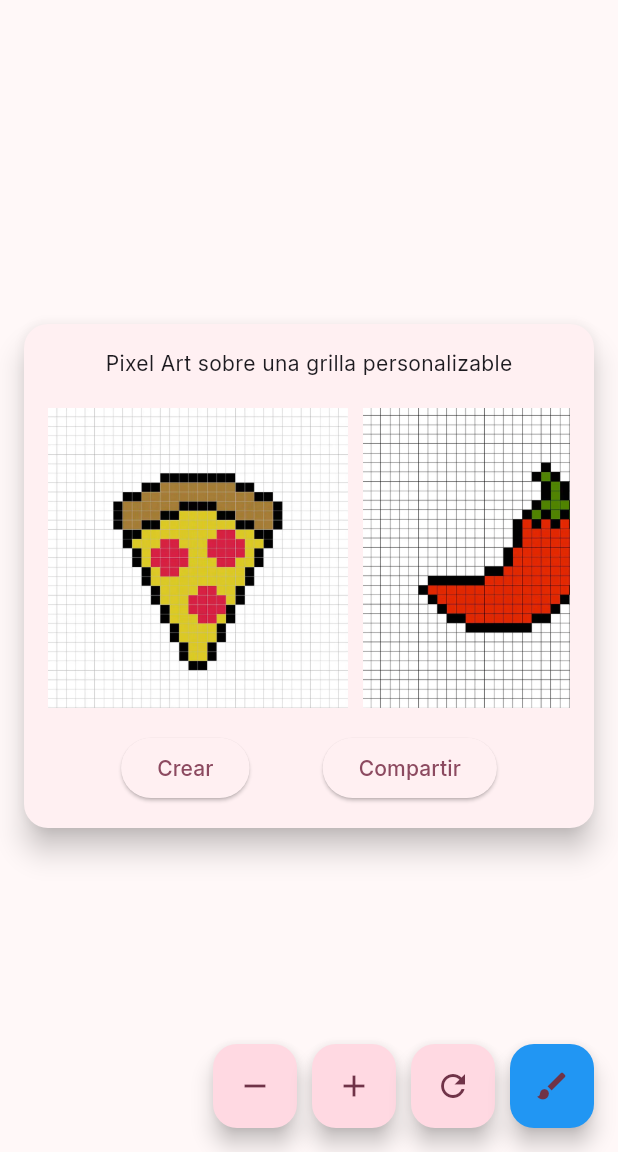
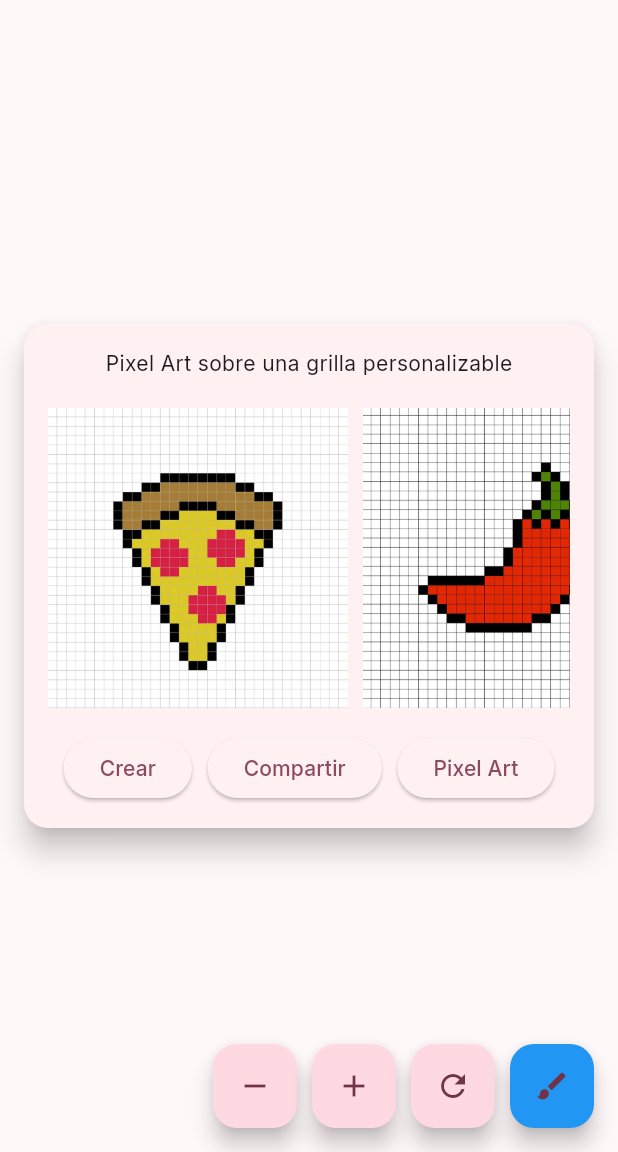
Before and after one commit to FernandaCatalan/3479A321_2022479011_, a Flutter app: the screen it shows after launch, on a phone screen of 412 x 824 dp, the part 84-1236 px from its top. Run offline on Flutter 3.47's test engine with Material 3 defaults, Android fonts, the phone set to English and light mode, and no system bars; our stand-ins replace google_fonts, logger.

Commit message:
Avance en clases

```diff
--- a/lib/main.dart
+++ b/lib/main.dart
@@ -26,5 +26,16 @@ class MyApp extends StatelessWidget {
       home: const MyHomePage(title: '2022479011'),
       //home: ListArtScreen(),
     );
+
+    return ChangeNotifier<AppData>(
+      create: (context) => AppData(),
+      child: MaterialApp(
+        title: 'MyApp',
+        theme: ThemeData(
+          primarySwatch: Colors.blue,
+        ),
+        home: MyHomePage(title: 'Flutter Demo Home Page'),
+      ),
+    );
   }
 }
--- a/lib/pages/home_page.dart
+++ b/lib/pages/home_page.dart
@@ -3,6 +3,7 @@ import 'package:logger/logger.dart';
 import 'list_art.dart';
 import 'about.dart';
 import 'list_creation.dart';
+import 'pixel_art_screen.dart';
 
 class MyHomePage extends StatefulWidget {
   const MyHomePage({super.key, required this.title});
@@ -54,24 +55,28 @@ class _MyHomePageState extends State<MyHomePage> {
       mainAxisAlignment: MainAxisAlignment.end,
       children: <Widget>[
         FloatingActionButton(
+          heroTag: "Decrement",
           onPressed: _decrementCounter,
           tooltip: 'Decrement',
           child: const Icon(Icons.remove),
         ),
         const SizedBox(width: 10), // Espacio entre los botones
         FloatingActionButton(
+          heroTag: "Increment",
           onPressed: _incrementCounter,
           tooltip: 'Increment',
           child: const Icon(Icons.add),
         ),
         const SizedBox(width: 10), // Espacio entre los botones
         FloatingActionButton(
+          heroTag: "Restart",
           onPressed: _restartCounter,
           tooltip: 'Restart',
           child: const Icon(Icons.refresh),
         ),
         const SizedBox(width: 10), // Espacio entre los botones
         FloatingActionButton(
+          heroTag: "ChangeColor",
           onPressed: _changeColor,
           backgroundColor: _color,
           tooltip: 'ChangeColor',
@@ -158,6 +163,15 @@ class _MyHomePageState extends State<MyHomePage> {
                       },
                       child: const Text('Compartir'),
                     ),
+                    ElevatedButton(
+                      onPressed: (){
+                        Navigator.push(
+                          context,
+                          MaterialPageRoute(builder: (context) => const PixelArtScreen()),
+                        );
+                      },
+                      child: const Text('Pixel Art'),
+                    ),
                   ],
                 ),
               ],
--- a/pubspec.yaml
+++ b/pubspec.yaml
@@ -37,6 +37,7 @@ dependencies:
   # Use with the CupertinoIcons class for iOS style icons.
   cupertino_icons: ^1.0.8
   logger: ^2.6.1
+  provider: ^6.1.5+1
 
 dev_dependencies:
   flutter_test:
```
Also changed, not shown: lib/pages/pixel_art_screen.dart (added, +69 -0 lines), lib/providers/configuration_data.dart (added, +28 -0 lines), pubspec.lock.
